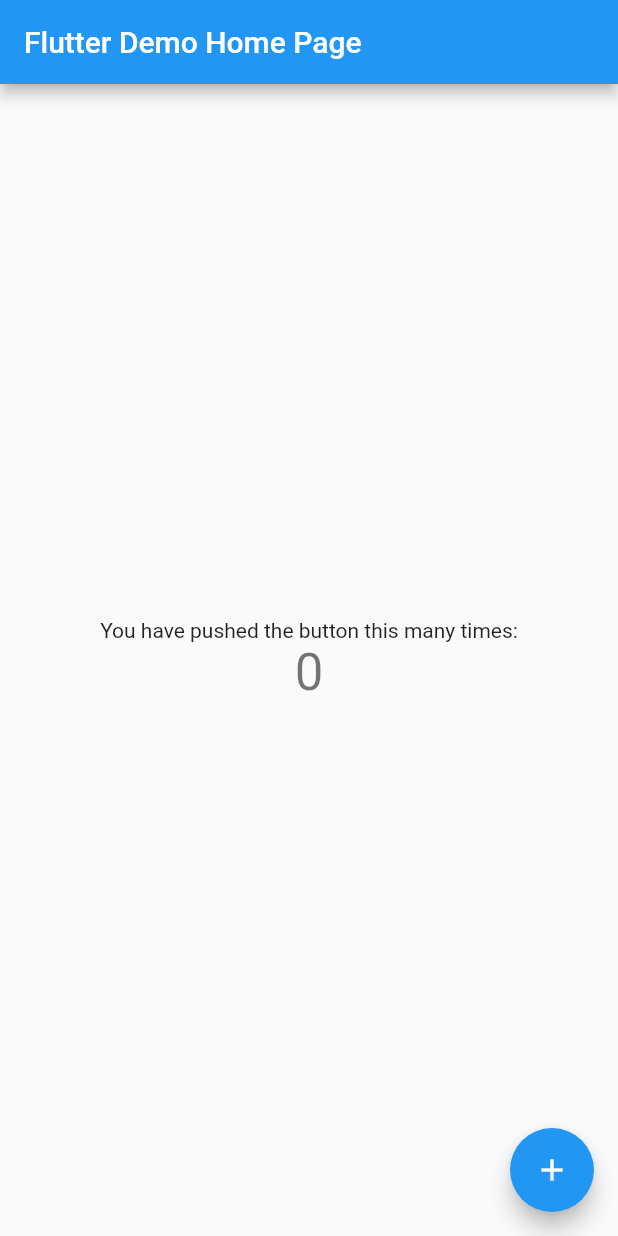
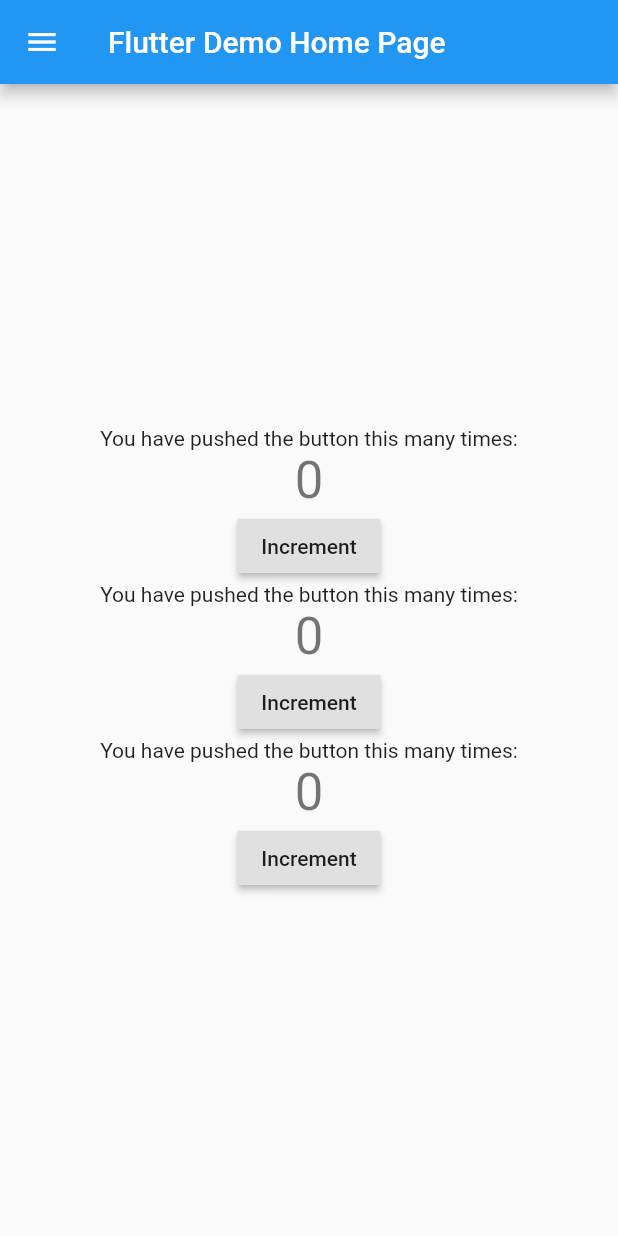
Before and after one commit to eladcandroid/flutter-getting-started, a Flutter app: the screen it shows after launch, on a phone screen of 412 x 824 dp. Run offline on Flutter 3.47's test engine with Material 2 defaults, Android fonts, the phone set to English and light mode, and no system bars.

Commit message:
Change to multiple counters

```diff
--- a/lib/main.dart
+++ b/lib/main.dart
@@ -43,6 +43,49 @@ class MyHomePage extends StatefulWidget {
   _MyHomePageState createState() => _MyHomePageState();
 }
 
+class Counter extends StatefulWidget {
+  Counter({Key key}) : super(key: key);
+
+  _CounterState createState() => _CounterState();
+}
+
+class _CounterState extends State<Counter> {
+  int _counter = 0;
+
+  void _incrementCounter() {
+    setState(() {
+      // This call to setState tells the Flutter framework that something has
+      // changed in this State, which causes it to rerun the build method below
+      // so that the display can reflect the updated values. If we changed
+      // _counter without calling setState(), then the build method would not be
+      // called again, and so nothing would appear to happen.
+      _counter++;
+    });
+  }
+
+  @override
+  Widget build(BuildContext context) {
+    return Container(
+        child: Column(
+      children: <Widget>[
+        Text(
+          'You have pushed the button this many times:',
+        ),
+        Text(
+          '$_counter',
+          style: Theme.of(context).textTheme.display1,
+        ),
+        RaisedButton(
+          // icon: Icon(Icons.plus_one),
+          child: Text('Increment'),
+          highlightColor: Colors.pink,
+          onPressed: _incrementCounter,
+        )
+      ],
+    ));
+  }
+}
+
 class _MyHomePageState extends State<MyHomePage> {
   int _counter = 0;
 
@@ -66,6 +109,15 @@ class _MyHomePageState extends State<MyHomePage> {
     // fast, so that you can just rebuild anything that needs updating rather
     // than having to individually change instances of widgets.
     return Scaffold(
+      drawer: Drawer(
+        child: Padding(
+            padding: EdgeInsets.only(top: 30),
+            child: ListTile(
+              subtitle: Text('SUBTITLE'),
+              title: Text('TITLE'),
+              leading: Icon(Icons.access_alarm),
+            )),
+      ),
       appBar: AppBar(
         // Here we take the value from the MyHomePage object that was created by
         // the App.build method, and use it to set our appbar title.
@@ -91,21 +143,17 @@ class _MyHomePageState extends State<MyHomePage> {
           // horizontal).
           mainAxisAlignment: MainAxisAlignment.center,
           children: <Widget>[
-            Text(
-              'You have pushed the button this many times:',
-            ),
-            Text(
-              '$_counter',
-              style: Theme.of(context).textTheme.display1,
-            ),
+            Counter(),
+            Counter(),
+            Counter(),
           ],
         ),
       ),
-      floatingActionButton: FloatingActionButton(
-        onPressed: _incrementCounter,
-        tooltip: 'Increment',
-        child: Icon(Icons.add),
-      ), // This trailing comma makes auto-formatting nicer for build methods.
+      // floatingActionButton: FloatingActionButton(
+      //   onPressed: _incrementCounter,
+      //   tooltip: 'Increment',
+      //   child: Icon(Icons.add),
+      // ), // This trailing comma makes auto-formatting nicer for build methods.
     );
   }
 }
```
